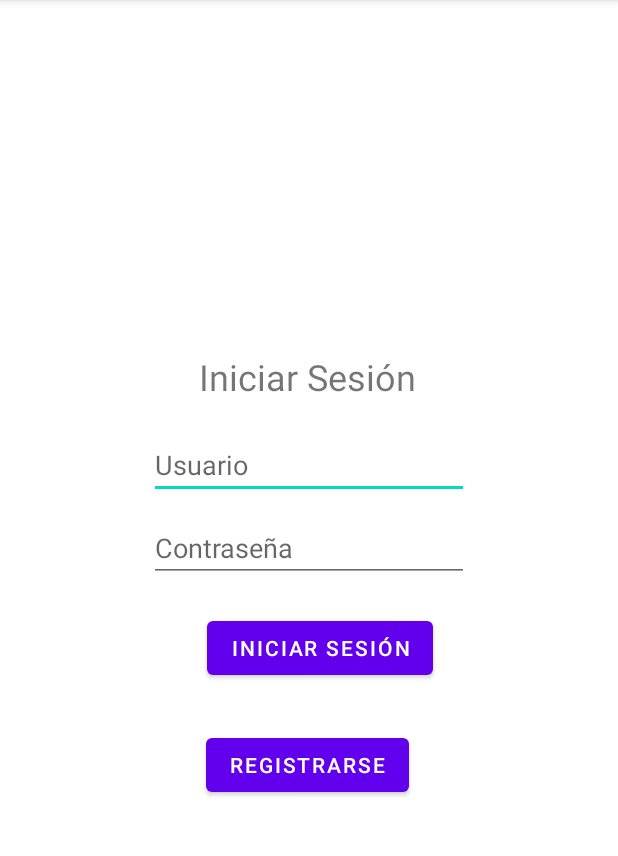
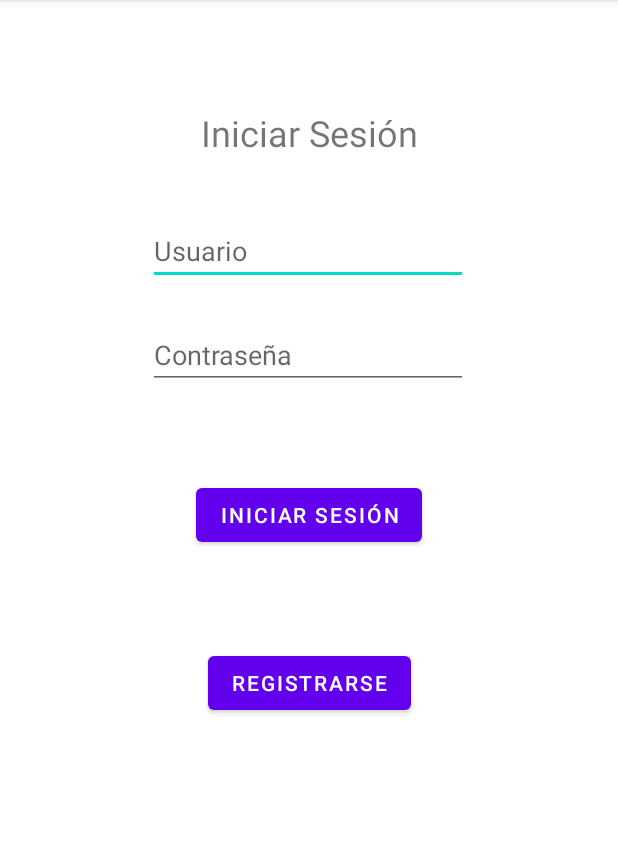
Before and after one commit to yorkosantillana/lab4g6, an Android app: the screen it shows after launch (MainActivity), on a phone screen of 412 x 824 dp, the part 84-940 px from its top. Run offline under Robolectric (Android 15) with nearby library versions, the phone set to English and light mode, and no system bars; our stand-ins replace Volley.

Commit message:
Modificación vistas.

```diff
--- a/app/src/main/res/layout/fragment_inicio_session_.xml
+++ b/app/src/main/res/layout/fragment_inicio_session_.xml
@@ -5,7 +5,6 @@
     android:id="@+id/linearLayout"
     android:layout_width="match_parent"
     android:layout_height="match_parent"
-    android:gravity="center"
     tools:context=".InicioSession_Fragment">
 
 
@@ -13,12 +12,11 @@
         android:id="@+id/textViewInicio"
         android:layout_width="wrap_content"
         android:layout_height="wrap_content"
-        android:layout_marginStart="33dp"
-        android:layout_marginBottom="20dp"
+        android:layout_marginTop="72dp"
         android:text="Iniciar Sesión"
         android:textSize="24sp"
-        app:layout_constraintBottom_toTopOf="@+id/editTextUsuarioSesion"
-        app:layout_constraintStart_toStartOf="@+id/editTextUsuarioSesion"
+        app:layout_constraintEnd_toEndOf="parent"
+        app:layout_constraintStart_toStartOf="parent"
         app:layout_constraintTop_toTopOf="parent"
         app:layout_constraintVertical_chainStyle="packed" />
 
@@ -26,12 +24,12 @@
         android:id="@+id/editTextUsuarioSesion"
         android:layout_width="wrap_content"
         android:layout_height="wrap_content"
-        android:layout_marginBottom="10dp"
+        android:layout_marginTop="40dp"
         android:ems="10"
         android:hint="Usuario"
         android:inputType="textPersonName"
-        app:layout_constraintBottom_toTopOf="@+id/editTextPassword"
         app:layout_constraintEnd_toEndOf="parent"
+        app:layout_constraintHorizontal_bias="0.497"
         app:layout_constraintStart_toStartOf="parent"
         app:layout_constraintTop_toBottomOf="@+id/textViewInicio" />
 
@@ -39,35 +37,33 @@
         android:id="@+id/editTextPassword"
         android:layout_width="wrap_content"
         android:layout_height="wrap_content"
+        android:layout_marginTop="24dp"
         android:ems="10"
         android:hint="Contraseña "
         android:inputType="textPassword"
-        app:layout_constraintBottom_toTopOf="@+id/buttonIniciarSesion"
-        app:layout_constraintStart_toStartOf="@+id/editTextUsuarioSesion"
+        app:layout_constraintEnd_toEndOf="parent"
+        app:layout_constraintHorizontal_bias="0.497"
+        app:layout_constraintStart_toStartOf="parent"
         app:layout_constraintTop_toBottomOf="@+id/editTextUsuarioSesion" />
+
+    <Button
+        android:id="@+id/buttonRegistro"
+        android:layout_width="wrap_content"
+        android:layout_height="wrap_content"
+        android:layout_marginTop="64dp"
+        android:text="Registrarse"
+        app:layout_constraintEnd_toEndOf="parent"
+        app:layout_constraintStart_toStartOf="parent"
+        app:layout_constraintTop_toBottomOf="@+id/buttonIniciarSesion" />
 
     <Button
         android:id="@+id/buttonIniciarSesion"
         android:layout_width="wrap_content"
         android:layout_height="wrap_content"
-        android:layout_marginTop="20dp"
+        android:layout_marginTop="60dp"
         android:text="Iniciar Sesión"
-        app:layout_constraintBottom_toTopOf="@+id/buttonRegistro"
         app:layout_constraintEnd_toEndOf="parent"
-        app:layout_constraintHorizontal_bias="0.528"
         app:layout_constraintStart_toStartOf="parent"
         app:layout_constraintTop_toBottomOf="@+id/editTextPassword" />
 
-    <Button
-        android:id="@+id/buttonRegistro"
-        android:layout_width="wrap_content"
-        android:layout_height="wrap_content"
-        android:layout_marginTop="30dp"
-        android:layout_marginEnd="140dp"
-        android:text="Registrarse"
-        app:layout_constraintBottom_toBottomOf="parent"
-        app:layout_constraintEnd_toEndOf="parent"
-        app:layout_constraintStart_toStartOf="@+id/buttonIniciarSesion"
-        app:layout_constraintTop_toBottomOf="@+id/buttonIniciarSesion" />
-
 </androidx.constraintlayout.widget.ConstraintLayout>
```
